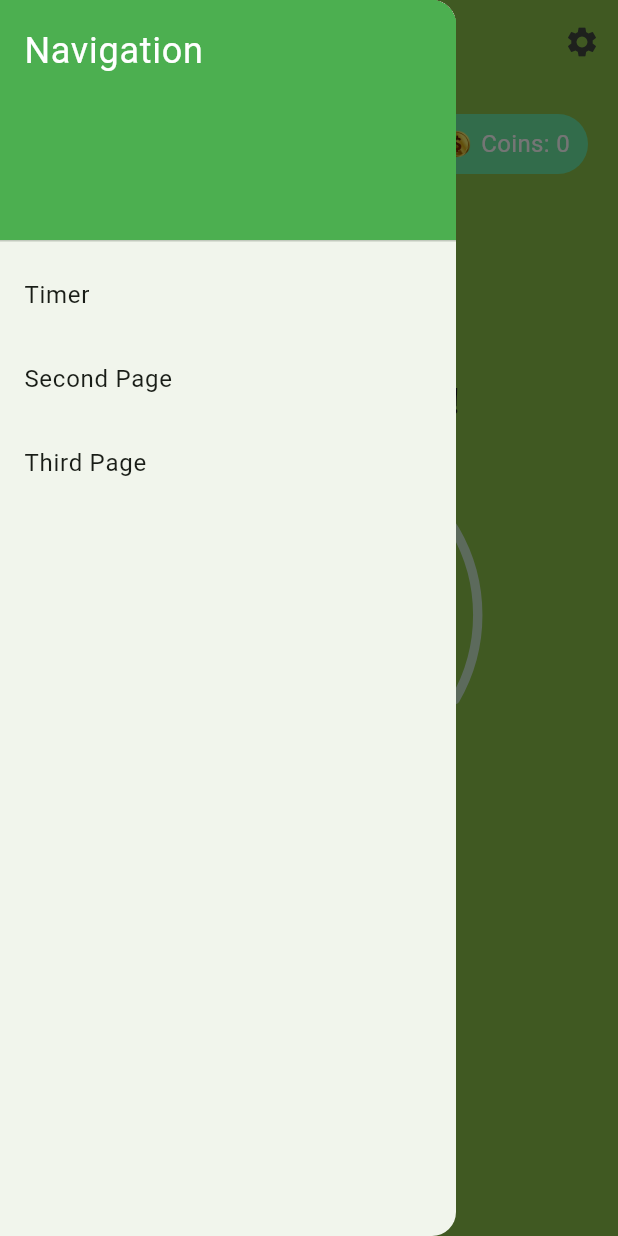
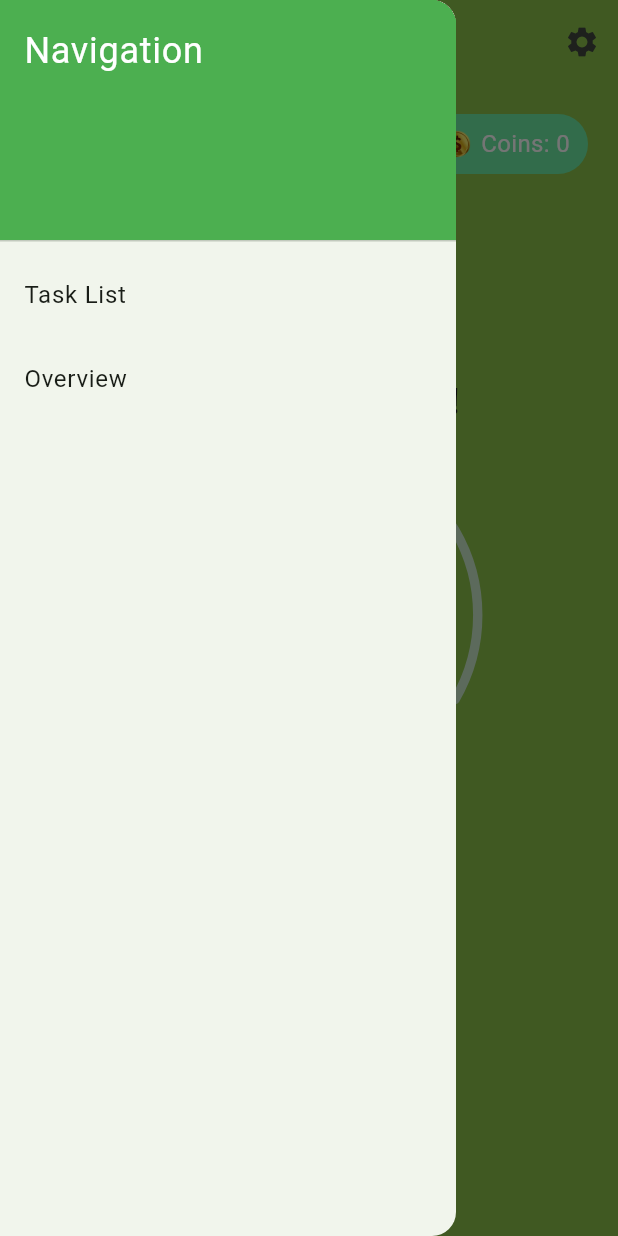
Before and after one commit to Ais3l/productivity_app_andy, a Flutter app: the screen it shows after launch, with the side drawer open, on a phone screen of 412 x 824 dp. Run offline on Flutter 3.47's test engine with Material 3 defaults, Android fonts, the phone set to English and light mode, and no system bars; drawn by our look-alikes of sleek_circular_slider.

Commit message:
more button editing for go back to home

```diff
--- a/lib/main.dart
+++ b/lib/main.dart
@@ -44,6 +44,7 @@ class _FirstPageState extends State<FirstPage> {
   int remainingTime = 0; // Time remaining in seconds
   int breakTimeSeconds = 0; // Break time counter
   Timer? breakTimer; // Timer for break time
+  bool showBreakTime = false; // Flag to control visibility of break time
 
   @override
   void initState() {
@@ -57,6 +58,7 @@ class _FirstPageState extends State<FirstPage> {
       remainingTime = timerDuration; // Reset remaining time to timerDuration when starting
       isBreakActive = false; // Ensure break is not active
       breakTimeSeconds = 0; // Reset break time counter
+      showBreakTime = false; // Hide break time initially
     });
 
     timer = Timer.periodic(const Duration(seconds: 1), (Timer timer) {
@@ -66,6 +68,7 @@ class _FirstPageState extends State<FirstPage> {
           isTimerRunning = false;
           remainingTime = 0; // Reset remaining time
           isBreakActive = true; // Activate break timer
+          showBreakTime = true; // Show break time
         });
         timer.cancel();
       } else {
@@ -85,6 +88,18 @@ class _FirstPageState extends State<FirstPage> {
         remainingTime = timerDuration; // Reset remaining time to 10 seconds
       });
     }
+  }
+
+  void goBackToTimer() {
+    setState(() {
+      isTimerRunning = false;
+      remainingTime = timerDuration; // Reset remaining time to timerDuration
+      showBreakTime = false; // Hide break time when going back to timer
+    });
+    Navigator.pushReplacement(
+      context,
+      MaterialPageRoute(builder: (context) => const FirstPage()), // Navigate to the default home page
+    );
   }
 
   void startBreakTimer() {
@@ -167,6 +182,11 @@ class _FirstPageState extends State<FirstPage> {
                         remainingTime = timerDuration; // Update remaining time in seconds
                       });
                     },
+                    onChangeEnd: (double value) {
+                      if (!isTimerRunning && remainingTime == 0) {
+                        goBackToTimer(); // Trigger go back to timer when slider is adjusted after timer ends
+                      }
+                    },
                     appearance: CircularSliderAppearance(
                       customColors: CustomSliderColors(
                         dotColor: Colors.greenAccent,
@@ -185,12 +205,16 @@ class _FirstPageState extends State<FirstPage> {
                             height: 100,
                           ),
                           const SizedBox(height: 8), // Add space between the image and stopwatch
-                          if (isBreakActive) // Display break time when break is active
-                            Text(
-                              'Break Time: $formattedBreakTime',
-                              style: const TextStyle(
-                                fontSize: 16, // Smaller font size for break stopwatch
-                                fontWeight: FontWeight.bold,
+                          if (showBreakTime) // Display break time when flag is true
+                            AnimatedOpacity(
+                              opacity: showBreakTime ? 1.0 : 0.0, // Control opacity for fade effect
+                              duration: const Duration(milliseconds: 500), // Fade duration
+                              child: Text(
+                                'Break Time: $formattedBreakTime',
+                                style: const TextStyle(
+                                  fontSize: 16, // Smaller font size for break stopwatch
+                                  fontWeight: FontWeight.bold,
+                                ),
                               ),
                             ),
                         ],
@@ -199,7 +223,7 @@ class _FirstPageState extends State<FirstPage> {
                   ),
                   const SizedBox(height: 20),
                   // Display the selected timer duration
-                  if (!isBreakActive) // Only show selected time when break is not active
+                  if (!showBreakTime) // Only show selected time when break is not active
                     AnimatedOpacity(
                       opacity: isTimerRunning ? 0.0 : 1.0, // Fade out when timer starts
                       duration: const Duration(milliseconds: 500), // Set fade animation duration
@@ -216,16 +240,7 @@ class _FirstPageState extends State<FirstPage> {
                   const SizedBox(height: 20),
                   if (remainingTime == 0) // Show "Go Back to Timer" button when the timer ends
                     ElevatedButton(
-                      onPressed: () {
-                        setState(() {
-                          isTimerRunning = false;
-                          remainingTime = timerDuration; // Reset remaining time to timerDuration
-                        });
-                        Navigator.pushReplacement(
-                          context,
-                          MaterialPageRoute(builder: (context) => const FirstPage()), // Navigate to the default home page
-                        );
-                      },
+                      onPressed: goBackToTimer,
                       child: const Text('Go Back to Timer'),
                     )
                   else // Show "Start Timer" or "Cancel Timer" based on timer state
@@ -269,9 +284,11 @@ class _FirstPageState extends State<FirstPage> {
         child: ListView(
           padding: EdgeInsets.zero,
           children: [
-            DrawerHeader(
-              decoration: BoxDecoration(color: Colors.green),
-              child: const Text(
+            const DrawerHeader(
+              decoration: BoxDecoration(
+                color: Colors.green,
+              ),
+              child: Text(
                 'Navigation',
                 style: TextStyle(
                   color: Colors.white,
@@ -280,33 +297,17 @@ class _FirstPageState extends State<FirstPage> {
               ),
             ),
             ListTile(
-              title: const Text('Timer'),
+              title: const Text('Task List'),
               onTap: () {
                 Navigator.pop(context);
-                Navigator.pushReplacement(
-                  context,
-                  MaterialPageRoute(builder: (context) => const FirstPage()),
-                );
+                // Implement navigation to the task list page
               },
             ),
             ListTile(
-              title: const Text('Second Page'),
+              title: const Text('Overview'),
               onTap: () {
                 Navigator.pop(context);
-                Navigator.push(
-                  context,
-                  MaterialPageRoute(builder: (context) => const SecondPage()),
-                );
-              },
-            ),
-            ListTile(
-              title: const Text('Third Page'),
-              onTap: () {
-                Navigator.pop(context);
-                Navigator.push(
-                  context,
-                  MaterialPageRoute(builder: (context) => const ThirdPage()),
-                );
+                // Implement navigation to the overview page
               },
             ),
           ],
@@ -314,32 +315,11 @@ class _FirstPageState extends State<FirstPage> {
       ),
     );
   }
-}
-
-class SecondPage extends StatelessWidget {
-  const SecondPage({super.key});
 
   @override
-  Widget build(BuildContext context) {
-    return Scaffold(
-      appBar: AppBar(title: const Text('Overview')),
-      body: Center(
-        child: const Text('This is the Overview page.'),
-      ),
-    );
+  void dispose() {
+    timer.cancel();
+    breakTimer?.cancel(); // Cancel break timer when disposing
+    super.dispose();
   }
 }
-
-class ThirdPage extends StatelessWidget {
-  const ThirdPage({super.key});
-
-  @override
-  Widget build(BuildContext context) {
-    return Scaffold(
-      appBar: AppBar(title: const Text('Task List')),
-      body: Center(
-        child: const Text('This is the Task List page.'),
-      ),
-    );
-  }
-}
```
